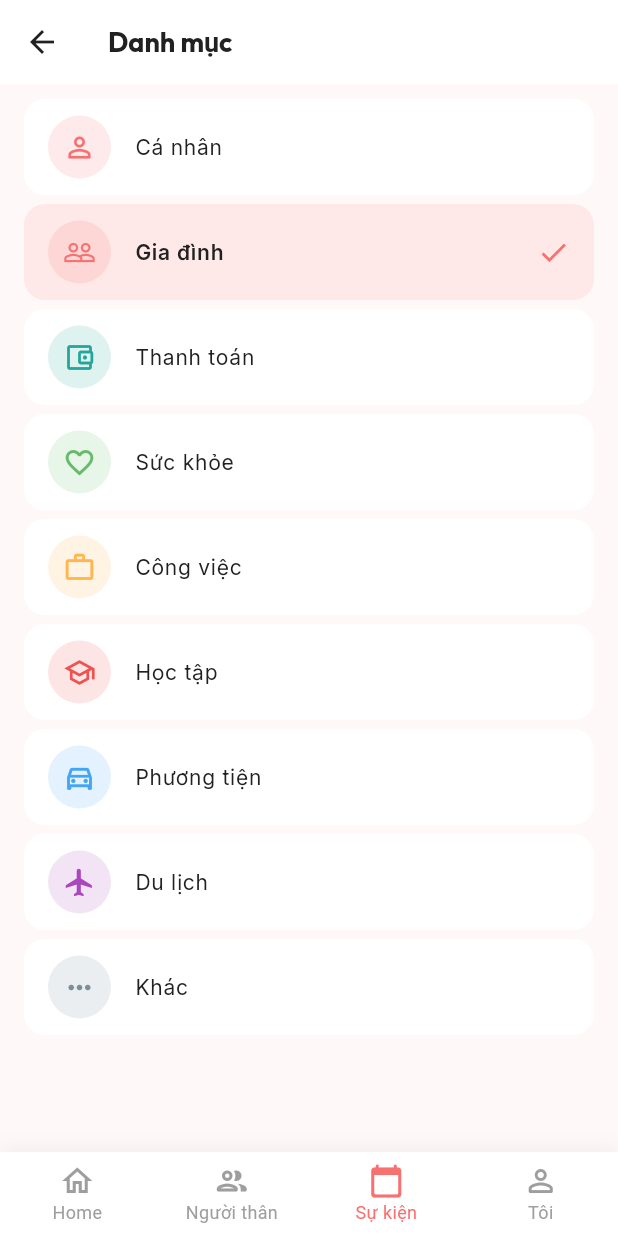
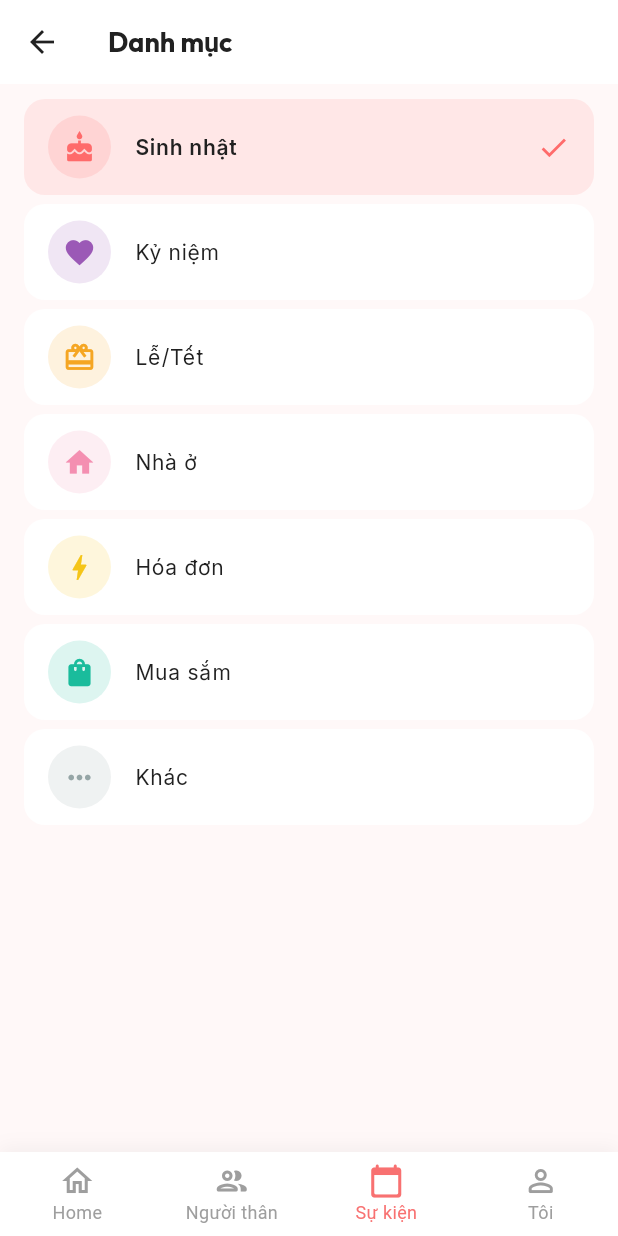
Before and after one commit to dautruongptit/event_app_anti, a Flutter app: the EventFormScreen screen opened by its route, after a tap on "Danh mục", on a phone screen of 412 x 824 dp. Run offline on Flutter 3.47's test engine with Material 3 defaults, Android fonts, the phone set to English and light mode, and no system bars; our stand-ins replace dio, flutter_animate, go_router, google_fonts, image_picker, shared_preferences and 1 more; accounts and stored records are empty; network calls fail.

Commit message:
feat: migrate EventType enum to dynamic categoryId from DB - EventModel: categoryId/Code/Name/Icon/Color replace eventType - EventFormScreen: send categoryId, add LUNAR_YEARLY with lunarDay/Month - EventListScreen: use categoryColorValue for dynamic icon/bg - EventService/Provider: filter by categoryId instead of type - HomeScreen/DetailScreen: use categoryColorValue - Backward compat: fallback to eventType if categoryCode missing

```diff
--- a/lib/services/event_service.dart
+++ b/lib/services/event_service.dart
@@ -7,13 +7,13 @@ class EventService {
   EventService(this._dio);
 
   Future<List<EventModel>> getEvents({
-    String? type,
+    int? categoryId,
     int? relativeId,
     int? month,
     int? year,
   }) async {
     final queryParams = <String, dynamic>{};
-    if (type != null) queryParams['type'] = type;
+    if (categoryId != null) queryParams['categoryId'] = categoryId;
     if (relativeId != null) queryParams['relativeId'] = relativeId;
     if (month != null) queryParams['month'] = month;
     if (year != null) queryParams['year'] = year;
--- a/lib/ui/screens/events/event_detail_screen.dart
+++ b/lib/ui/screens/events/event_detail_screen.dart
@@ -89,7 +89,7 @@ class _EventDetailScreenState extends State<EventDetailScreen> {
       );
     }
 
-    final eventColor = AppColors.eventTypeColors[event.eventType] ?? Colors.grey;
+    final eventColor = event.categoryColorValue;
 
     return Scaffold(
       body: CustomScrollView(
--- a/lib/ui/screens/events/event_form_screen.dart
+++ b/lib/ui/screens/events/event_form_screen.dart
@@ -26,13 +26,17 @@ class _EventFormScreenState extends State<EventFormScreen> {
 
   int? _selectedRelativeId;
   String? _selectedRelativeName;
-  String _selectedCategory = 'Gia đình';
-  String _selectedCategoryKey = 'GIA_DINH';
+  int _selectedCategoryId = 1;
+  String _selectedCategory = 'Sinh nhật';
+  String _selectedCategoryKey = 'SINH_NHAT';
   DateTime _selectedDate = DateTime.now();
   TimeOfDay? _selectedTime = const TimeOfDay(hour: 14, minute: 0);
   bool _isAllDay = false;
   String _repeatMode = 'Không lặp';
   String _repeatKey = 'NONE';
+
+  int _lunarDay = 1;
+  int _lunarMonth = 1;
 
   // Nhắc nhở as list of reminder objects
   final List<_ReminderItem> _reminders = [
@@ -42,17 +46,15 @@ class _EventFormScreenState extends State<EventFormScreen> {
     _ReminderItem(label: '1 giờ trước', hoursBefore: 1),
   ];
 
-  // Danh mục list — from Figma screenshot 3
+  // Danh mục list — from DB seed
   static const List<_CategoryItem> _categories = [
-    _CategoryItem(key: 'CA_NHAN', label: 'Cá nhân', icon: Icons.person_outline, color: Color(0xFFF87171)),
-    _CategoryItem(key: 'GIA_DINH', label: 'Gia đình', icon: Icons.people_outline, color: Color(0xFFF87171)),
-    _CategoryItem(key: 'THANH_TOAN', label: 'Thanh toán', icon: Icons.account_balance_wallet_outlined, color: Color(0xFF26A69A)),
-    _CategoryItem(key: 'SUC_KHOE', label: 'Sức khỏe', icon: Icons.favorite_outline, color: Color(0xFF66BB6A)),
-    _CategoryItem(key: 'CONG_VIEC', label: 'Công việc', icon: Icons.work_outline, color: Color(0xFFFFB74D)),
-    _CategoryItem(key: 'HOC_TAP', label: 'Học tập', icon: Icons.school_outlined, color: Color(0xFFEF5350)),
-    _CategoryItem(key: 'PHUONG_TIEN', label: 'Phương tiện', icon: Icons.directions_car_outlined, color: Color(0xFF42A5F5)),
-    _CategoryItem(key: 'DU_LICH', label: 'Du lịch', icon: Icons.flight_outlined, color: Color(0xFFAB47BC)),
-    _CategoryItem(key: 'KHAC', label: 'Khác', icon: Icons.more_horiz, color: Color(0xFF78909C)),
+    _CategoryItem(id: 1, key: 'SINH_NHAT', label: 'Sinh nhật', icon: Icons.cake, color: Color(0xFFFF6B6B)),
+    _CategoryItem(id: 2, key: 'KY_NIEM', label: 'Kỷ niệm', icon: Icons.favorite, color: Color(0xFF9B59B6)),
+    _CategoryItem(id: 3, key: 'LE', label: 'Lễ/Tết', icon: Icons.card_giftcard, color: Color(0xFFF5A623)),
+    _CategoryItem(id: 4, key: 'NHA_O', label: 'Nhà ở', icon: Icons.home, color: Color(0xFFF48FB1)),
+    _CategoryItem(id: 5, key: 'HOA_DON', label: 'Hóa đơn', icon: Icons.bolt, color: Color(0xFFF5C518)),
+    _CategoryItem(id: 6, key: 'MUA_SAM', label: 'Mua sắm', icon: Icons.shopping_bag, color: Color(0xFF1ABC9C)),
+    _CategoryItem(id: 7, key: 'KHAC', label: 'Khác', icon: Icons.more_horiz, color: Color(0xFF95A5A6)),
   ];
 
   static const List<_RepeatOption> _repeatOptions = [
@@ -61,6 +63,7 @@ class _EventFormScreenState extends State<EventFormScreen> {
     _RepeatOption(key: 'WEEKLY', label: 'Hàng tuần'),
     _RepeatOption(key: 'MONTHLY', label: 'Hàng tháng'),
     _RepeatOption(key: 'YEARLY', label: 'Hàng năm'),
+    _RepeatOption(key: 'LUNAR_YEARLY', label: 'Hàng năm (Âm lịch)'),
     _RepeatOption(key: 'CUSTOM', label: 'Tùy chỉnh'),
   ];
 
@@ -101,7 +104,17 @@ class _EventFormScreenState extends State<EventFormScreen> {
         }
         if (event.isRecurring) {
           _repeatMode = 'Hàng năm';
-          _repeatKey = 'YEARLY';
+          _repeatKey = 'YEARLY'; // TODO: match correct type from event
+        }
+
+        // Match category from list if possible
+        if (event.categoryId != null) {
+          try {
+            final cat = _categories.firstWhere((c) => c.id == event.categoryId);
+            _selectedCategoryId = cat.id;
+            _selectedCategory = cat.label;
+            _selectedCategoryKey = cat.key;
+          } catch (_) {}
         }
 
         _reminders.clear();
@@ -315,6 +328,7 @@ class _EventFormScreenState extends State<EventFormScreen> {
     );
     if (result != null) {
       setState(() {
+        _selectedCategoryId = result.id;
         _selectedCategory = result.label;
         _selectedCategoryKey = result.key;
       });
@@ -405,37 +419,17 @@ class _EventFormScreenState extends State<EventFormScreen> {
       }
     }
 
-    // Map category key to event type for backend
-    String eventType;
-    switch (_selectedCategoryKey) {
-      case 'CA_NHAN':
-        eventType = 'KHAC';
-        break;
-      case 'GIA_DINH':
-        eventType = 'SINH_NHAT';
-        break;
-      case 'THANH_TOAN':
-        eventType = 'HOA_DON';
-        break;
-      case 'SUC_KHOE':
-      case 'CONG_VIEC':
-      case 'HOC_TAP':
-      case 'PHUONG_TIEN':
-      case 'DU_LICH':
-        eventType = 'KHAC';
-        break;
-      default:
-        eventType = 'KHAC';
-    }
-
     final data = {
       'title': _titleController.text.trim(),
-      'eventType': eventType,
+      'categoryId': _selectedCategoryId,
       'eventDate': _selectedDate.toIso8601String().split('T').first,
       'eventTime': (!_isAllDay && _selectedTime != null)
           ? '${_selectedTime!.hour.toString().padLeft(2, '0')}:${_selectedTime!.minute.toString().padLeft(2, '0')}'
           : null,
       'isRecurring': _repeatKey != 'NONE',
+      if (_repeatKey != 'NONE') 'recurrenceType': _repeatKey,
+      if (_repeatKey == 'LUNAR_YEARLY') 'lunarDay': _lunarDay,
+      if (_repeatKey == 'LUNAR_YEARLY') 'lunarMonth': _lunarMonth,
       'notes': '',
       'relativeId': _selectedRelativeId,
       'reminders': reminders,
@@ -736,6 +730,61 @@ class _EventFormScreenState extends State<EventFormScreen> {
                   ).animate().fadeIn(delay: 300.ms, duration: 300.ms).slideY(begin: 0.05),
                   const SizedBox(height: 16),
 
+                  if (_repeatKey == 'LUNAR_YEARLY') ...[
+                    Row(
+                      children: [
+                        Expanded(
+                          child: DropdownButtonFormField<int>(
+                            value: _lunarDay,
+                            decoration: InputDecoration(
+                              labelText: 'Ngày âm',
+                              labelStyle: AppTextStyles.bodySmall.copyWith(color: subText),
+                              filled: true,
+                              fillColor: cardColor,
+                              border: OutlineInputBorder(
+                                borderRadius: BorderRadius.circular(14),
+                                borderSide: BorderSide(color: borderColor),
+                              ),
+                              enabledBorder: OutlineInputBorder(
+                                borderRadius: BorderRadius.circular(14),
+                                borderSide: BorderSide(color: borderColor),
+                              ),
+                            ),
+                            style: AppTextStyles.body.copyWith(color: onSurface),
+                            dropdownColor: cardColor,
+                            items: List.generate(30, (i) => DropdownMenuItem(value: i + 1, child: Text('${i + 1}'))),
+                            onChanged: (v) => setState(() => _lunarDay = v ?? 1),
+                          ),
+                        ),
+                        const SizedBox(width: 16),
+                        Expanded(
+                          child: DropdownButtonFormField<int>(
+                            value: _lunarMonth,
+                            decoration: InputDecoration(
+                              labelText: 'Tháng âm',
+                              labelStyle: AppTextStyles.bodySmall.copyWith(color: subText),
+                              filled: true,
+                              fillColor: cardColor,
+                              border: OutlineInputBorder(
+                                borderRadius: BorderRadius.circular(14),
+                                borderSide: BorderSide(color: borderColor),
+                              ),
+                              enabledBorder: OutlineInputBorder(
+                                borderRadius: BorderRadius.circular(14),
+                                borderSide: BorderSide(color: borderColor),
+                              ),
+                            ),
+                            style: AppTextStyles.body.copyWith(color: onSurface),
+                            dropdownColor: cardColor,
+                            items: List.generate(12, (i) => DropdownMenuItem(value: i + 1, child: Text('${i + 1}'))),
+                            onChanged: (v) => setState(() => _lunarMonth = v ?? 1),
+                          ),
+                        ),
+                      ],
+                    ).animate().fadeIn(duration: 300.ms).slideY(begin: 0.05),
+                    const SizedBox(height: 16),
+                  ],
+
                   // ── Nhắc nhở Section ──
                   Container(
                     decoration: BoxDecoration(
@@ -934,11 +983,12 @@ class _CategoryPickerScreen extends StatelessWidget {
 // ─── Data Classes ──────────────────────────
 
 class _CategoryItem {
+  final int id;
   final String key;
   final String label;
   final IconData icon;
   final Color color;
-  const _CategoryItem({required this.key, required this.label, required this.icon, required this.color});
+  const _CategoryItem({required this.id, required this.key, required this.label, required this.icon, required this.color});
 }
 
 class _RepeatOption {
--- a/lib/ui/screens/home/home_screen.dart
+++ b/lib/ui/screens/home/home_screen.dart
@@ -416,7 +416,7 @@ class _HomeScreenState extends State<HomeScreen> {
           ...events.asMap().entries.map((entry) {
             final index = entry.key;
             final event = entry.value;
-            final typeColor = AppColors.eventTypeColors[event.eventType] ?? AppColors.secondaryLight;
+            final typeColor = event.categoryColorValue;
             final isNegative = event.daysUntil != null && event.daysUntil! < 0;
             final countColor = isNegative ? AppColors.error : AppColors.secondaryLight;
 
```
Also changed, not shown: lib/models/event.dart (+78 -16 lines), lib/providers/event_provider.dart (+6 -6 lines), lib/ui/screens/events/event_list_screen.dart (+3 -17 lines).
